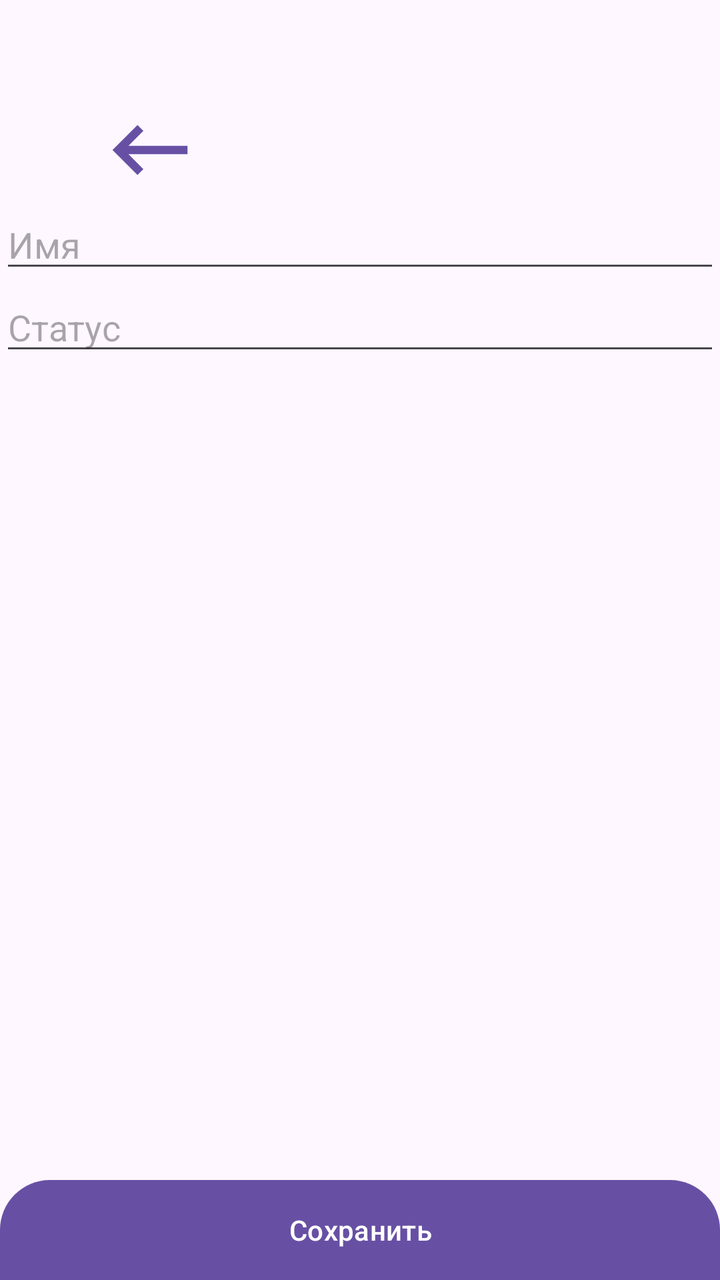
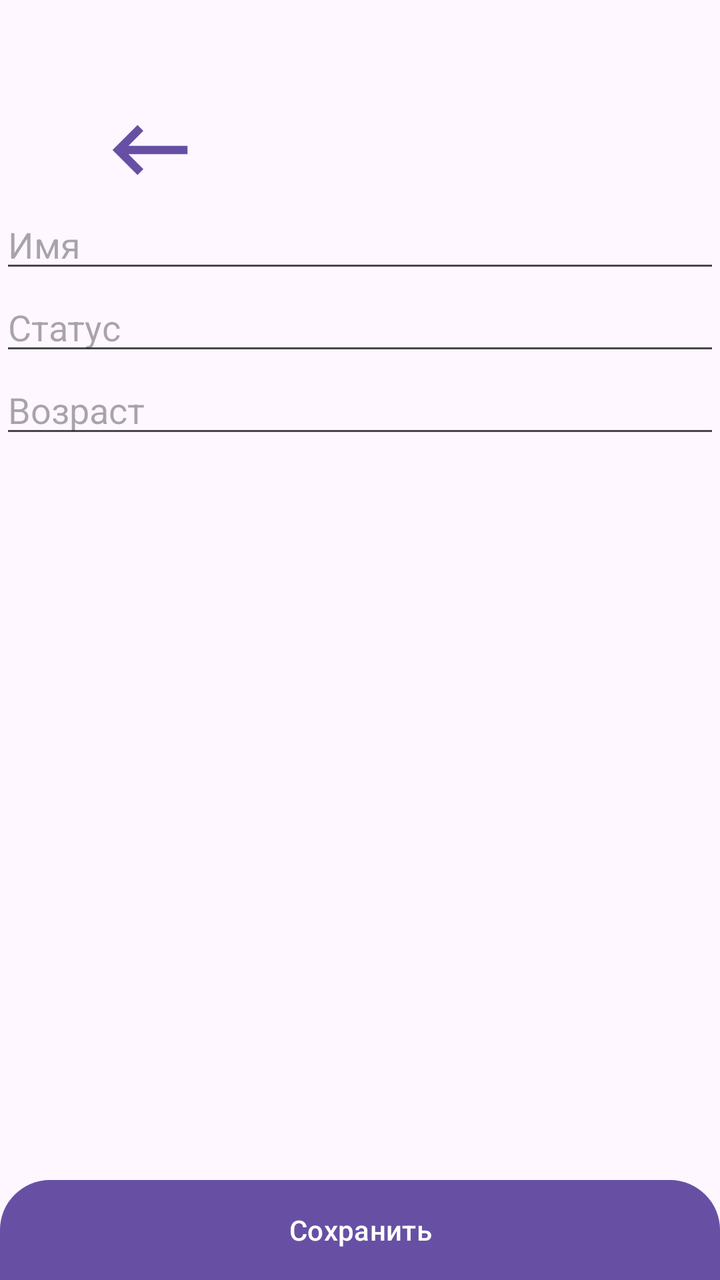

Two renders of the same Android screen: before a commit and after it. Below are the layout's source before the change and the commit's diff.
<!-- AndroidManifest.xml: application theme Theme.OnlineDataBase -->
<!-- res/layout/activity_user.xml -->
<?xml version="1.0" encoding="utf-8"?>
<FrameLayout xmlns:android="http://schemas.android.com/apk/res/android"
    xmlns:tools="http://schemas.android.com/tools"
    android:layout_width="match_parent"
    android:layout_height="match_parent"
    tools:context=".UserActivity">

    <Button
        android:background="@drawable/baseline_keyboard_backspace_24"
        android:layout_width="50dp"
        android:layout_height="50dp"
        android:layout_marginTop="50dp"
        android:layout_marginLeft="50dp"
        android:onClick="Back"/>

    <LinearLayout
        android:layout_width="match_parent"
        android:layout_height="match_parent"
        android:layout_marginTop="100dp"
        android:layout_marginBottom="50dp"
        android:orientation="vertical">

        <EditText
            android:id="@+id/NameTextView"
            android:layout_width="match_parent"
            android:layout_height="wrap_content"
            android:maxLines="1"
            android:inputType="text"
            android:hint="@string/nameHint"/>

        <EditText
            android:id="@+id/StateTextView"
            android:layout_width="match_parent"
            android:layout_height="wrap_content"
            android:hint="@string/stateHint"/>
    </LinearLayout>

    <Button
        android:background="@drawable/back_round_smoke_top"
        android:layout_width="match_parent"
        android:layout_height="50dp"
        android:layout_gravity="bottom"
        android:onClick="Save"
        android:text="@string/save"/>
</FrameLayout>
<!-- resources referenced by this layout -->
<resources>
  <!-- drawable back_round_smoke_top (drawable) -->
  <?xml version="1.0" encoding="utf-8"?>
  <shape xmlns:android="http://schemas.android.com/apk/res/android">
      <solid android:color="@color/colorSmoke"/>
      <corners android:topLeftRadius="25dp" android:topRightRadius="25dp"/>
  </shape>
  <!-- drawable baseline_keyboard_backspace_24 (drawable) -->
  <vector xmlns:android="http://schemas.android.com/apk/res/android" android:autoMirrored="true" android:height="24dp" android:tint="#000000" android:viewportHeight="24" android:viewportWidth="24" android:width="24dp">
        
      <path android:fillColor="@android:color/white" android:pathData="M21,11H6.83l3.58,-3.59L9,6l-6,6 6,6 1.41,-1.41L6.83,13H21z"/>
      
  </vector>
  <string name="nameHint">Имя</string>
  <string name="save">Coхранить</string>
  <string name="stateHint">Статус</string>
  <style name="Theme.OnlineDataBase" parent="Base.Theme.OnlineDataBase" />
  <color name="colorSmoke">#CFCFCF</color>
  <style name="Base.Theme.OnlineDataBase" parent="Theme.Material3.DayNight.NoActionBar">
          
          
      </style>
</resources>

<!-- the commit's change to res/layout/activity_user.xml (unified diff, before → after) -->
@@ -32,7 +32,16 @@
             android:id="@+id/StateTextView"
             android:layout_width="match_parent"
             android:layout_height="wrap_content"
+            android:inputType="textMultiLine"
             android:hint="@string/stateHint"/>
+
+        <EditText
+            android:id="@+id/AgeTextView"
+            android:layout_width="match_parent"
+            android:layout_height="wrap_content"
+            android:maxLines="1"
+            android:inputType="text"
+            android:hint="@string/ageHint"/>
     </LinearLayout>
 
     <Button
<!-- resource entries referenced after the edit -->
@@ -12,6 +12,7 @@
       <path android:fillColor="@android:color/white" android:pathData="M21,11H6.83l3.58,-3.59L9,6l-6,6 6,6 1.41,-1.41L6.83,13H21z"/>
       
   </vector>
+  <string name="ageHint">Возраст</string>
   <string name="nameHint">Имя</string>
   <string name="save">Coхранить</string>
   <string name="stateHint">Статус</string>
